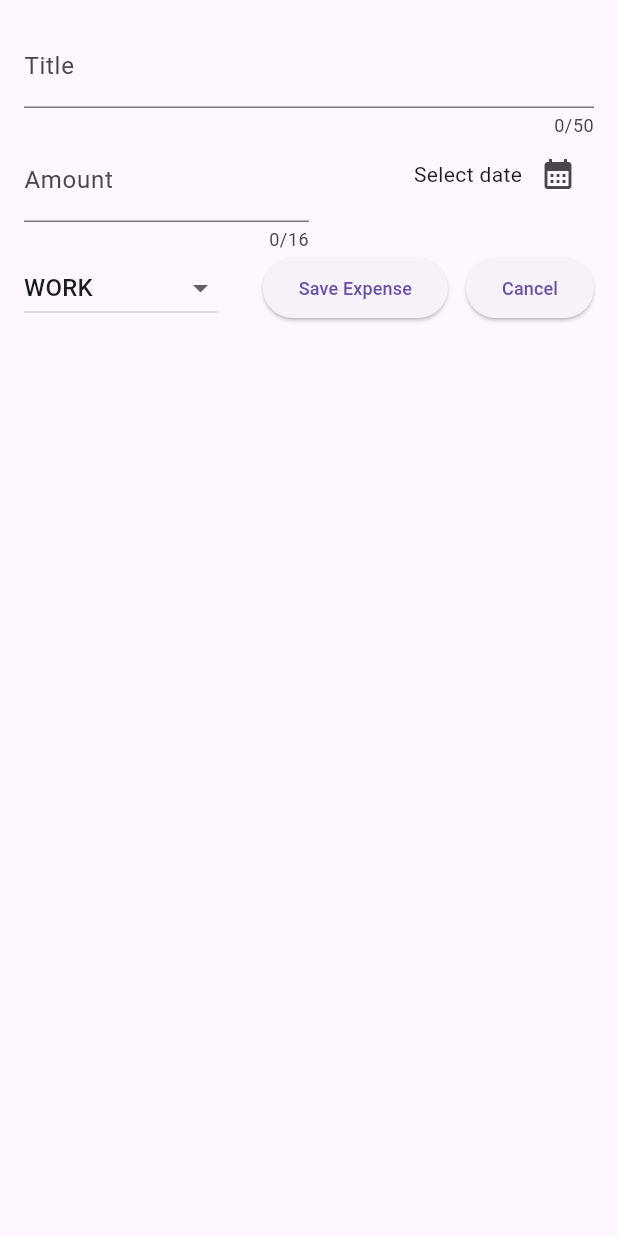
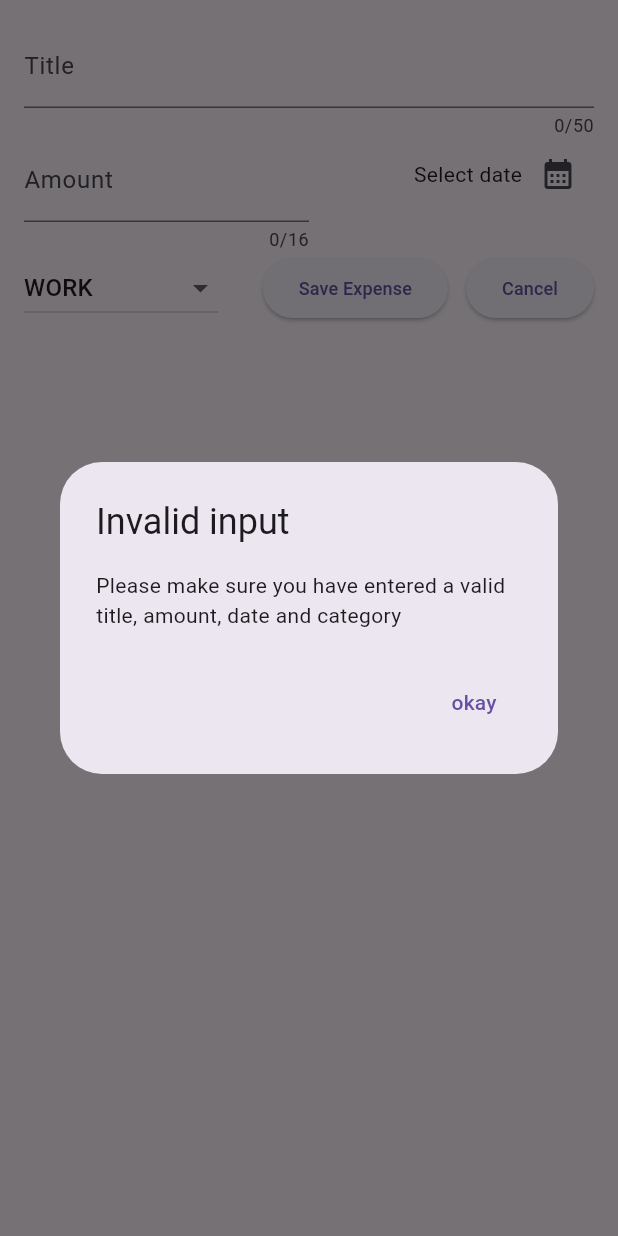
Before and after one commit to Ollarr/betaspend, a Flutter app: the NewExpense widget shown alone on an empty page, opened directly, after a tap on "Save Expense", on a phone screen of 412 x 824 dp. Run offline on Flutter 3.47's test engine with Material 2 defaults, Android fonts, the phone set to English and light mode, and no system bars.

Commit message:
Added validation to user input and display error dialog

```diff
--- a/lib/widgets/add_expense.dart
+++ b/lib/widgets/add_expense.dart
@@ -33,6 +33,32 @@
     setState(() {
       _selectedDate = pickedDate;
     });
+  }
+
+  void _handleSubmitExpenseData() {
+    final enteredAmount = double.tryParse(_amountController.text);
+    final isEnteredAmountInvalid = enteredAmount == null || enteredAmount <= 0;
+    if (_titleController.text.trim().isEmpty ||
+        isEnteredAmountInvalid ||
+        _selectedDate == null) {
+      showDialog(
+        context: context,
+        builder: (ctx) => AlertDialog(
+          title: const Text("Invalid input"),
+          content: const Text(
+              "Please make sure you have entered a valid title, amount, date and category"),
+          actions: [
+            TextButton(
+              onPressed: () {
+                Navigator.pop(ctx);
+              },
+              child: const Text("okay"),
+            ),
+          ],
+        ),
+      );
+      return;
+    }
   }
 
 // N/B:dispose method like initState and build method is part of
@@ -115,18 +141,16 @@
                           ))
                       .toList(),
                   onChanged: (value) {
+                    if (value == null) {
+                      return;
+                    }
                     setState(() {
-                      if (value == null) {
-                        return;
-                      }
                       _selectedCategory = value;
                     });
                   }),
               const Spacer(),
               ElevatedButton(
-                  onPressed: () {
-                    print(_titleController.text);
-                  },
+                  onPressed: _handleSubmitExpenseData,
                   child: const Text(
                     "Save Expense",
                     style: TextStyle(fontSize: 12),
```
